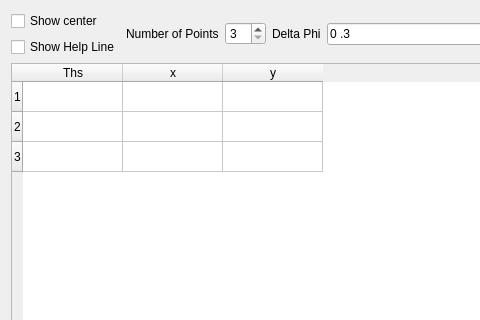
First picture: the form in gui/ui_files/centering.ui, repository natxo14/mxcube, before the edit; both pictures show x 0 to 480 and y 0 to 320 of the 872 by 585 pixel window.
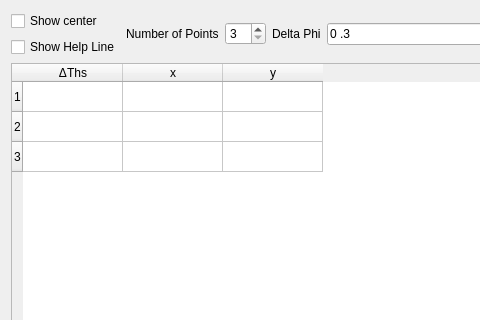
Second picture: the form after the edit.

Commit message:
Centering and layout:
Centering: linking with diffractormeter and graphicsmanager.
Feedback data to user in GUI table

Layout : trying to give correct size to widgets

```diff
--- a/gui/ui_files/centering.ui
+++ b/gui/ui_files/centering.ui
@@ -99,7 +99,7 @@
        <row/>
        <column>
         <property name="text">
-         <string>Ths</string>
+         <string>ΔThs</string>
         </property>
        </column>
        <column>
```
The commit also changes 5 other files.
